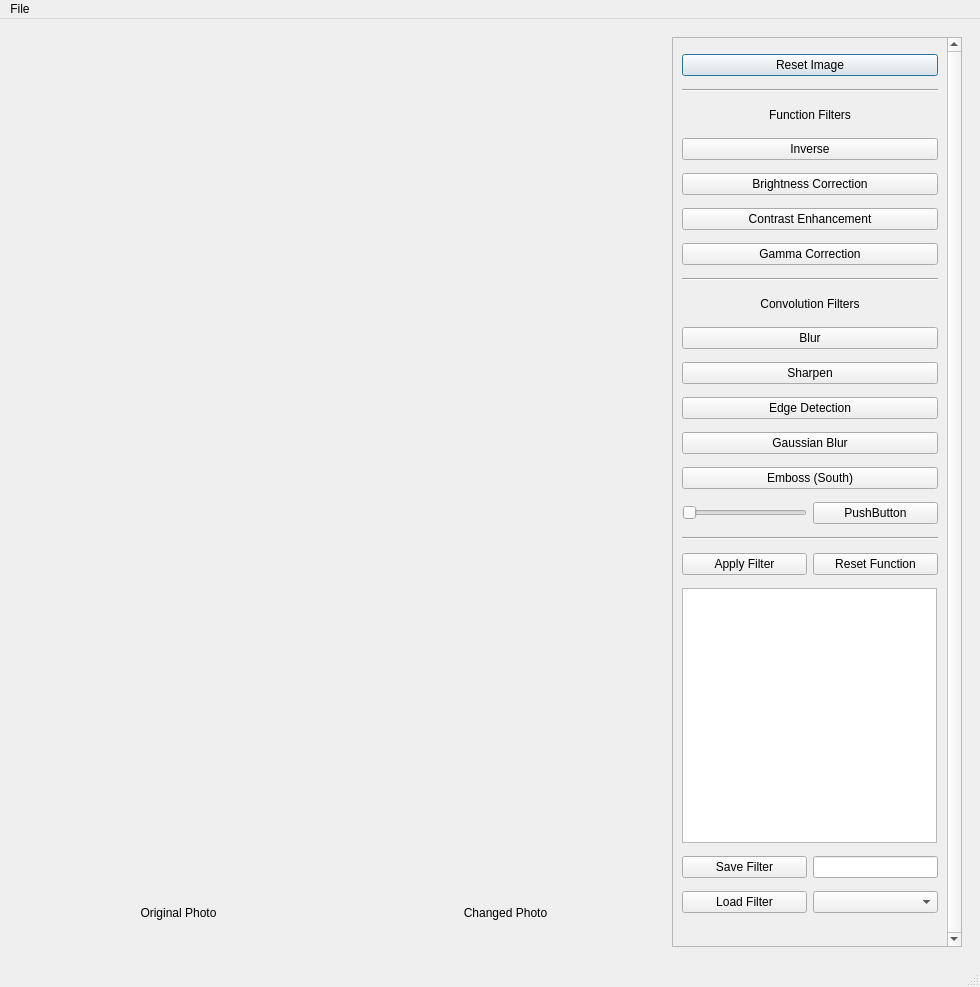
mhocio/Image-Editer, file photoapp.ui: the form before one commit.
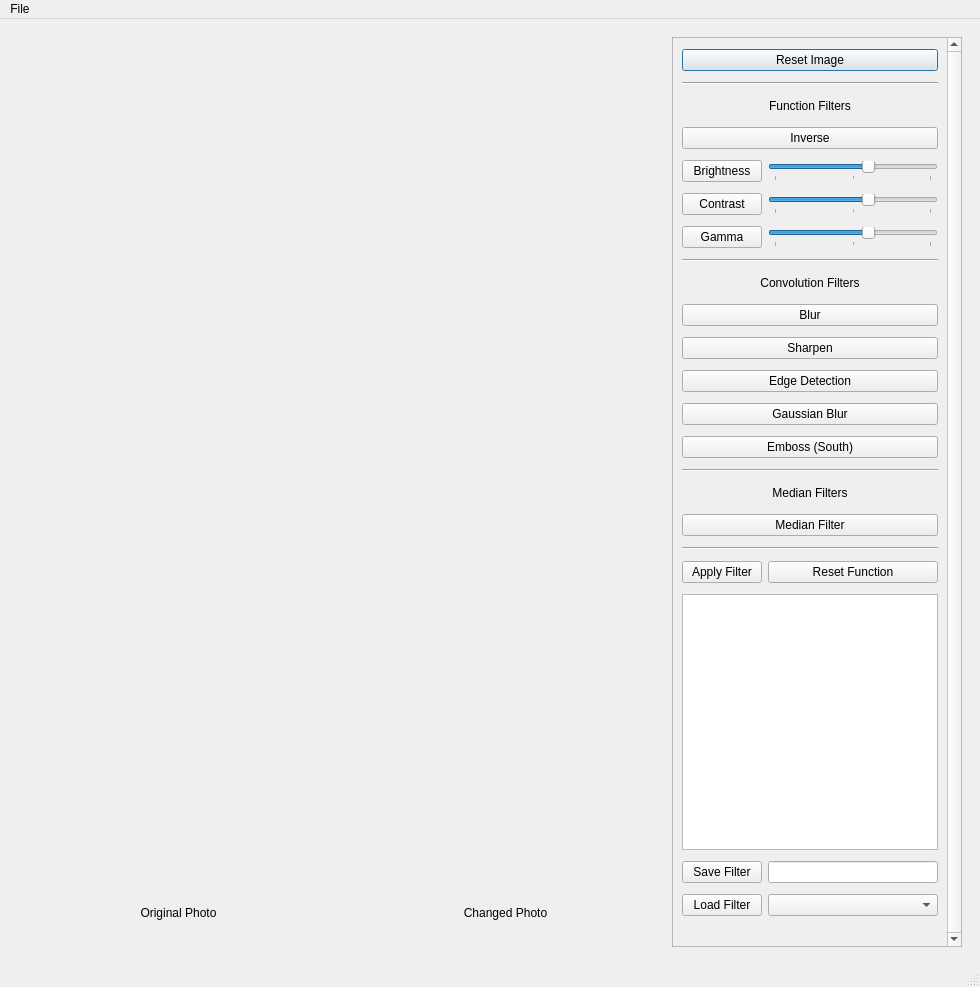
The form after the commit.

Commit message: Add median filter and edit the functional filter arguments

What changed in the file:
```diff
--- a/photoapp.ui
+++ b/photoapp.ui
@@ -145,74 +145,18 @@
            </rect>
           </property>
           <layout class="QGridLayout" name="gridLayout_2">
-           <item row="23" column="1">
-            <widget class="QComboBox" name="FiltersComboBox"/>
-           </item>
-           <item row="23" column="0">
-            <widget class="QPushButton" name="loadFilterButton">
-             <property name="text">
-              <string>Load Filter</string>
-             </property>
-            </widget>
-           </item>
-           <item row="17" column="0">
-            <widget class="QPushButton" name="applyUserFilterButton">
-             <property name="text">
-              <string>Apply Filter</string>
-             </property>
-            </widget>
-           </item>
-           <item row="11" column="0" colspan="2">
-            <widget class="QPushButton" name="edgeDetectionFilterButton">
-             <property name="text">
-              <string>Edge Detection</string>
-             </property>
-            </widget>
-           </item>
-           <item row="10" column="0" colspan="2">
-            <widget class="QPushButton" name="sharpenFilterButton">
-             <property name="text">
-              <string>Sharpen</string>
-             </property>
-            </widget>
-           </item>
-           <item row="2" column="0" colspan="2">
-            <widget class="QLabel" name="label">
-             <property name="maximumSize">
-              <size>
-               <width>16777215</width>
-               <height>20</height>
-              </size>
-             </property>
-             <property name="text">
-              <string>Function Filters</string>
-             </property>
-             <property name="alignment">
-              <set>Qt::AlignCenter</set>
-             </property>
-            </widget>
-           </item>
-           <item row="17" column="1">
-            <widget class="QPushButton" name="resetUserFunction">
-             <property name="text">
-              <string>Reset Function</string>
-             </property>
-            </widget>
-           </item>
-           <item row="7" column="0" colspan="2">
-            <widget class="Line" name="line">
-             <property name="orientation">
-              <enum>Qt::Horizontal</enum>
-             </property>
-            </widget>
-           </item>
-           <item row="22" column="0">
-            <widget class="QPushButton" name="saveButtonFilter">
-             <property name="text">
-              <string>Save Filter</string>
-             </property>
-            </widget>
-           </item>
+           <property name="sizeConstraint">
+            <enum>QLayout::SetDefaultConstraint</enum>
+           </property>
+           <property name="bottomMargin">
+            <number>12</number>
+           </property>
+           <property name="horizontalSpacing">
+            <number>-1</number>
+           </property>
+           <property name="verticalSpacing">
+            <number>9</number>
+           </property>
            <item row="1" column="0" colspan="2">
             <widget class="Line" name="line_2">
              <property name="orientation">
@@ -220,45 +164,13 @@
              </property>
             </widget>
            </item>
-           <item row="6" column="0" colspan="2">
+           <item row="7" column="0">
             <widget class="QPushButton" name="gammaCorrectionButton">
-             <property name="text">
-              <string>Gamma Correction</string>
+             <property name="cursor">
+              <cursorShape>PointingHandCursor</cursorShape>
              </property>
-            </widget>
-           </item>
-           <item row="5" column="0" colspan="2">
-            <widget class="QPushButton" name="constrastFilterButton">
              <property name="text">
-              <string>Contrast Enhancement</string>
-             </property>
-            </widget>
-           </item>
-           <item row="15" column="0" colspan="2">
-            <widget class="Line" name="line_3">
-             <property name="orientation">
-              <enum>Qt::Horizontal</enum>
-             </property>
-            </widget>
-           </item>
-           <item row="3" column="0" colspan="2">
-            <widget class="QPushButton" name="inverseFilterButton">
-             <property name="text">
-              <string>Inverse</string>
-             </property>
-            </widget>
-           </item>
-           <item row="13" column="0" colspan="2">
-            <widget class="QPushButton" name="embossFilterButton">
-             <property name="text">
-              <string>Emboss (South)</string>
-             </property>
-            </widget>
-           </item>
-           <item row="4" column="0" colspan="2">
-            <widget class="QPushButton" name="brightnessCorrectionButton">
-             <property name="text">
-              <string>Brightness Correction</string>
+              <string>Gamma</string>
              </property>
             </widget>
            </item>
@@ -299,18 +211,125 @@
              </property>
             </widget>
            </item>
-           <item row="20" column="0" colspan="2">
+           <item row="10" column="0" colspan="2">
+            <widget class="QPushButton" name="convolutionButton">
+             <property name="cursor">
+              <cursorShape>PointingHandCursor</cursorShape>
+             </property>
+             <property name="text">
+              <string>Blur</string>
+             </property>
+            </widget>
+           </item>
+           <item row="26" column="0">
+            <widget class="QPushButton" name="saveButtonFilter">
+             <property name="cursor">
+              <cursorShape>PointingHandCursor</cursorShape>
+             </property>
+             <property name="text">
+              <string>Save Filter</string>
+             </property>
+            </widget>
+           </item>
+           <item row="27" column="0">
+            <widget class="QPushButton" name="loadFilterButton">
+             <property name="cursor">
+              <cursorShape>PointingHandCursor</cursorShape>
+             </property>
+             <property name="text">
+              <string>Load Filter</string>
+             </property>
+            </widget>
+           </item>
+           <item row="21" column="1">
+            <widget class="QPushButton" name="resetUserFunction">
+             <property name="cursor">
+              <cursorShape>PointingHandCursor</cursorShape>
+             </property>
+             <property name="text">
+              <string>Reset Function</string>
+             </property>
+            </widget>
+           </item>
+           <item row="5" column="1">
+            <widget class="QSlider" name="horizontalSliderContrast">
+             <property name="maximum">
+              <number>100</number>
+             </property>
+             <property name="value">
+              <number>60</number>
+             </property>
+             <property name="sliderPosition">
+              <number>60</number>
+             </property>
+             <property name="orientation">
+              <enum>Qt::Horizontal</enum>
+             </property>
+             <property name="tickPosition">
+              <enum>QSlider::TicksBelow</enum>
+             </property>
+             <property name="tickInterval">
+              <number>50</number>
+             </property>
+            </widget>
+           </item>
+           <item row="13" column="0" colspan="2">
+            <widget class="QPushButton" name="gaussianBlurFilterButton">
+             <property name="cursor">
+              <cursorShape>PointingHandCursor</cursorShape>
+             </property>
+             <property name="text">
+              <string>Gaussian Blur</string>
+             </property>
+            </widget>
+           </item>
+           <item row="27" column="1">
+            <widget class="QComboBox" name="FiltersComboBox"/>
+           </item>
+           <item row="14" column="0" colspan="2">
+            <widget class="QPushButton" name="embossFilterButton">
+             <property name="cursor">
+              <cursorShape>PointingHandCursor</cursorShape>
+             </property>
+             <property name="text">
+              <string>Emboss (South)</string>
+             </property>
+            </widget>
+           </item>
+           <item row="7" column="1">
+            <widget class="QSlider" name="horizontalSliderGamma">
+             <property name="maximum">
+              <number>100</number>
+             </property>
+             <property name="value">
+              <number>60</number>
+             </property>
+             <property name="sliderPosition">
+              <number>60</number>
+             </property>
+             <property name="orientation">
+              <enum>Qt::Horizontal</enum>
+             </property>
+             <property name="tickPosition">
+              <enum>QSlider::TicksBelow</enum>
+             </property>
+             <property name="tickInterval">
+              <number>50</number>
+             </property>
+            </widget>
+           </item>
+           <item row="24" column="0" colspan="2">
             <widget class="QGraphicsView" name="graphicsViewFilter">
              <property name="minimumSize">
               <size>
-               <width>255</width>
-               <height>255</height>
+               <width>256</width>
+               <height>256</height>
               </size>
              </property>
              <property name="maximumSize">
               <size>
-               <width>255</width>
-               <height>255</height>
+               <width>256</width>
+               <height>256</height>
               </size>
              </property>
              <property name="accessibleName">
@@ -327,34 +346,33 @@
              </property>
             </widget>
            </item>
-           <item row="9" column="0" colspan="2">
-            <widget class="QPushButton" name="convolutionButton">
+           <item row="5" column="0">
+            <widget class="QPushButton" name="constrastFilterButton">
+             <property name="cursor">
+              <cursorShape>PointingHandCursor</cursorShape>
+             </property>
              <property name="text">
-              <string>Blur</string>
+              <string>Contrast</string>
              </property>
             </widget>
            </item>
-           <item row="14" column="1">
-            <widget class="QPushButton" name="pushButton">
+           <item row="4" column="0">
+            <widget class="QPushButton" name="brightnessCorrectionButton">
              <property name="sizePolicy">
               <sizepolicy hsizetype="Preferred" vsizetype="Fixed">
                <horstretch>0</horstretch>
                <verstretch>0</verstretch>
               </sizepolicy>
              </property>
-             <property name="text">
-              <string>PushButton</string>
+             <property name="cursor">
+              <cursorShape>PointingHandCursor</cursorShape>
              </property>
-            </widget>
-           </item>
-           <item row="12" column="0" colspan="2">
-            <widget class="QPushButton" name="gaussianBlurFilterButton">
              <property name="text">
-              <string>Gaussian Blur</string>
+              <string>Brightness</string>
              </property>
             </widget>
            </item>
-           <item row="8" column="0" colspan="2">
+           <item row="9" column="0" colspan="2">
             <widget class="QLabel" name="label_4">
              <property name="maximumSize">
               <size>
@@ -370,16 +388,137 @@
              </property>
             </widget>
            </item>
-           <item row="14" column="0">
-            <widget class="QSlider" name="horizontalSlider">
+           <item row="19" column="0" colspan="2">
+            <widget class="Line" name="line_3">
              <property name="orientation">
               <enum>Qt::Horizontal</enum>
              </property>
             </widget>
            </item>
-           <item row="22" column="1">
+           <item row="17" column="0" colspan="2">
+            <widget class="QPushButton" name="medianFilterButton">
+             <property name="text">
+              <string>Median Filter</string>
+             </property>
+            </widget>
+           </item>
+           <item row="3" column="0" colspan="2">
+            <widget class="QPushButton" name="inverseFilterButton">
+             <property name="cursor">
+              <cursorShape>PointingHandCursor</cursorShape>
+             </property>
+             <property name="text">
+              <string>Inverse</string>
+             </property>
+            </widget>
+           </item>
+           <item row="8" column="0" colspan="2">
+            <widget class="Line" name="line">
+             <property name="orientation">
+              <enum>Qt::Horizontal</enum>
+             </property>
+            </widget>
+           </item>
+           <item row="12" column="0" colspan="2">
+            <widget class="QPushButton" name="edgeDetectionFilterButton">
+             <property name="cursor">
+              <cursorShape>PointingHandCursor</cursorShape>
+             </property>
+             <property name="text">
+              <string>Edge Detection</string>
+             </property>
+            </widget>
+           </item>
+           <item row="2" column="0" colspan="2">
+            <widget class="QLabel" name="label">
+             <property name="maximumSize">
+              <size>
+               <width>16777215</width>
+               <height>20</height>
+              </size>
+             </property>
+             <property name="text">
+              <string>Function Filters</string>
+             </property>
+             <property name="alignment">
+              <set>Qt::AlignCenter</set>
+             </property>
+            </widget>
+           </item>
+           <item row="26" column="1">
             <widget class="QLineEdit" name="lineSaveFilterName"/>
            </item>
+           <item row="11" column="0" colspan="2">
+            <widget class="QPushButton" name="sharpenFilterButton">
+             <property name="cursor">
+              <cursorShape>PointingHandCursor</cursorShape>
+             </property>
+             <property name="text">
+              <string>Sharpen</string>
+             </property>
+            </widget>
+           </item>
+           <item row="4" column="1">
+            <widget class="QSlider" name="horizontalSliderBrightness">
+             <property name="maximum">
+              <number>100</number>
+             </property>
+             <property name="value">
+              <number>60</number>
+             </property>
+             <property name="sliderPosition">
+              <number>60</number>
+             </property>
+             <property name="tracking">
+              <bool>true</bool>
+             </property>
+             <property name="orientation">
+              <enum>Qt::Horizontal</enum>
+             </property>
+             <property name="invertedAppearance">
+              <bool>false</bool>
+             </property>
+             <property name="tickPosition">
+              <enum>QSlider::TicksBelow</enum>
+             </property>
+             <property name="tickInterval">
+              <number>50</number>
+             </property>
+            </widget>
+           </item>
+           <item row="21" column="0">
+            <widget class="QPushButton" name="applyUserFilterButton">
+             <property name="cursor">
+              <cursorShape>PointingHandCursor</cursorShape>
+             </property>
+             <property name="text">
+              <string>Apply Filter</string>
+             </property>
+            </widget>
+           </item>
+           <item row="16" column="0" colspan="2">
+            <widget class="QLabel" name="label_5">
+             <property name="maximumSize">
+              <size>
+               <width>16777215</width>
+               <height>20</height>
+              </size>
+             </property>
+             <property name="text">
+              <string>Median Filters</string>
+             </property>
+             <property name="alignment">
+              <set>Qt::AlignCenter</set>
+             </property>
+            </widget>
+           </item>
+           <item row="15" column="0" colspan="2">
+            <widget class="Line" name="line_4">
+             <property name="orientation">
+              <enum>Qt::Horizontal</enum>
+             </property>
+            </widget>
+           </item>
           </layout>
          </widget>
         </widget>
```
Left out of the diff: 7 changed lines with no effect on the pictures. The commit also changes 8 other files.
